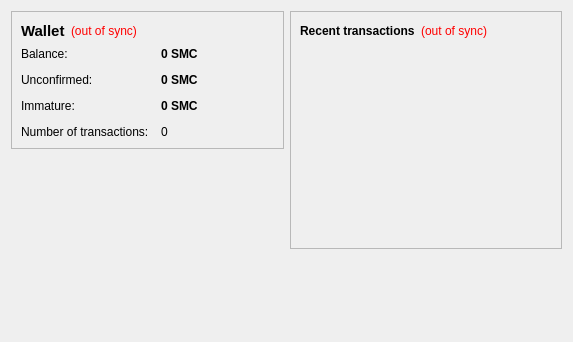
Qt form src/qt/forms/overviewpage.ui (flycoin/flycoin) before a commit.
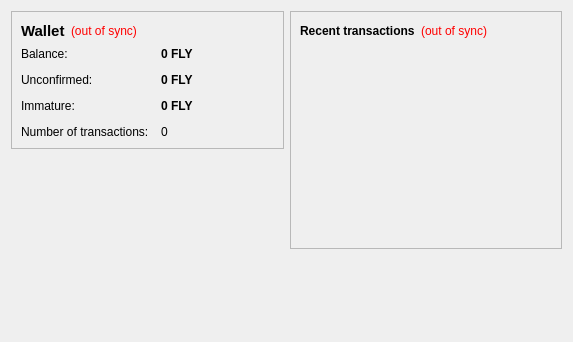
The same form after that commit.

Diff of the .ui file:
```diff
--- a/src/qt/forms/overviewpage.ui
+++ b/src/qt/forms/overviewpage.ui
@@ -105,7 +105,7 @@
              <string>Your current balance</string>
             </property>
             <property name="text">
-             <string notr="true">0 SMC</string>
+             <string notr="true">0 FLY</string>
             </property>
             <property name="textInteractionFlags">
              <set>Qt::LinksAccessibleByMouse|Qt::TextSelectableByKeyboard|Qt::TextSelectableByMouse</set>
@@ -134,7 +134,7 @@
              <string>Total of transactions that have yet to be confirmed, and do not yet count toward the current balance</string>
             </property>
             <property name="text">
-             <string notr="true">0 SMC</string>
+             <string notr="true">0 FLY</string>
             </property>
             <property name="textInteractionFlags">
              <set>Qt::LinksAccessibleByMouse|Qt::TextSelectableByKeyboard|Qt::TextSelectableByMouse</set>
@@ -177,7 +177,7 @@
              <string>Mined balance that has not yet matured</string>
             </property>
             <property name="text">
-             <string notr="true">0 SMC</string>
+             <string notr="true">0 FLY</string>
             </property>
             <property name="textInteractionFlags">
              <set>Qt::LinksAccessibleByMouse|Qt::TextSelectableByKeyboard|Qt::TextSelectableByMouse</set>
```
Left out of the diff: 4 changed lines with no effect on the pictures.
